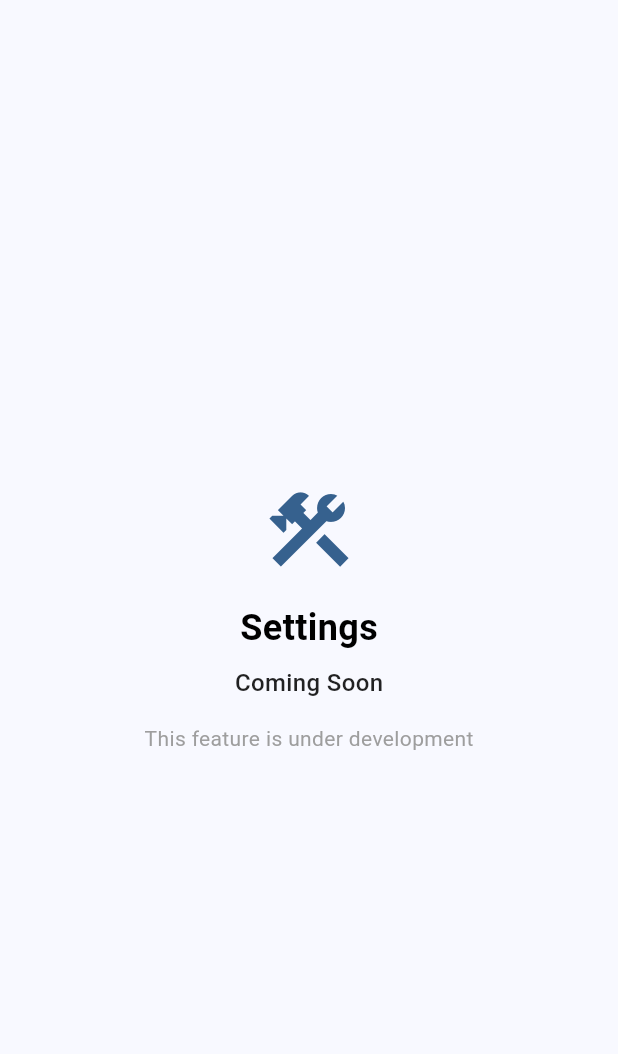
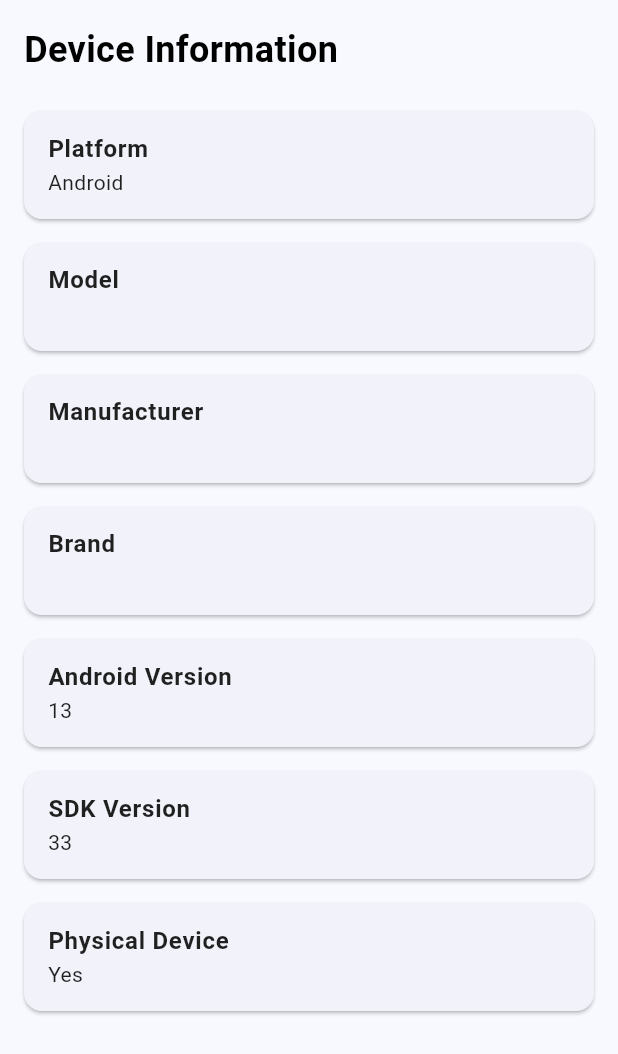
Before and after one commit to qsxcgy71/my_app, a Flutter app: the PlaceholderScreen widget shown alone on an empty page, opened directly, on a phone screen of 412 x 824 dp. Shown: the top 1054 px of the screen. Run offline on Flutter 3.47's test engine with Material 3 defaults, Android fonts, the phone set to English and light mode, and no system bars; our stand-ins replace cached_network_image, cloud_firestore, device_info_plus, firebase_auth, firebase_core, firebase_storage and 3 more; missing offline and left inert: firebase_app_check; accounts and stored records are empty; Roboto replaces fonts that are missing (GenSenRounded).

Commit message:
add device_info_plus: ^11.4.0

```diff
--- a/lib/screens/main_screen.dart
+++ b/lib/screens/main_screen.dart
@@ -19,13 +19,13 @@ class _MainScreenState extends State<MainScreen> {
   final List<Widget> _screens = [
     const ProfileScreen(),
     const ActivitiesScreen(),
-    const PlaceholderScreen(title: 'Settings'),
+    const PlaceholderScreen(title: 'Information'),
   ];
 
   final List<String> _titles = [
     'My Profile',
     'Activities',
-    'Settings',
+    'Information',
   ];
 
   @override
@@ -75,7 +75,7 @@ class _MainScreenState extends State<MainScreen> {
           NavigationDestination(
             icon: Icon(Icons.settings_outlined),
             selectedIcon: Icon(Icons.settings),
-            label: 'Settings',
+            label: 'Information',
           ),
         ],
       ),
--- a/lib/screens/placeholder_screen.dart
+++ b/lib/screens/placeholder_screen.dart
@@ -1,7 +1,8 @@
 import 'package:flutter/material.dart';
 import '../styles/app_text_styles.dart';
+import '../services/device_info_service.dart';
 
-class PlaceholderScreen extends StatelessWidget {
+class PlaceholderScreen extends StatefulWidget {
   final String title;
 
   const PlaceholderScreen({
@@ -10,32 +11,122 @@ class PlaceholderScreen extends StatelessWidget {
   });
 
   @override
+  State<PlaceholderScreen> createState() => _PlaceholderScreenState();
+}
+
+class _PlaceholderScreenState extends State<PlaceholderScreen> {
+  Map<String, dynamic>? _deviceInfo;
+  bool _isLoading = true;
+
+  @override
+  void initState() {
+    super.initState();
+    _loadDeviceInfo();
+  }
+
+  Future<void> _loadDeviceInfo() async {
+    try {
+      final info = await DeviceInfoService.getDeviceInfo();
+      if (mounted) {
+        setState(() {
+          _deviceInfo = info;
+          _isLoading = false;
+        });
+      }
+    } catch (e) {
+      print('Error loading device info: $e');
+      if (mounted) {
+        setState(() {
+          _deviceInfo = {'error': e.toString()};
+          _isLoading = false;
+        });
+      }
+    }
+  }
+
+  Widget _buildInfoCard(String title, String value) {
+    return Card(
+      margin: const EdgeInsets.symmetric(horizontal: 16, vertical: 8),
+      child: ListTile(
+        title: Text(
+          title,
+          style: AppTextStyles.bodyLarge.copyWith(
+            fontWeight: FontWeight.bold,
+          ),
+        ),
+        subtitle: Text(
+          value,
+          style: AppTextStyles.bodyMedium,
+        ),
+      ),
+    );
+  }
+
+  @override
   Widget build(BuildContext context) {
+    if (_isLoading) {
+      return const Center(
+        child: CircularProgressIndicator(),
+      );
+    }
+
+    if (_deviceInfo == null || _deviceInfo!.containsKey('error')) {
       return Center(
         child: Column(
           mainAxisAlignment: MainAxisAlignment.center,
           children: [
-          Icon(
-            Icons.construction,
+            const Icon(
+              Icons.error_outline,
               size: 64,
-            color: Theme.of(context).primaryColor,
+              color: Colors.red,
             ),
             const SizedBox(height: 16),
             Text(
-            title,
+              'Error loading device info',
               style: AppTextStyles.titleLarge,
             ),
+            if (_deviceInfo?.containsKey('error') == true) ...[
               const SizedBox(height: 8),
               Text(
-            'Coming Soon',
-            style: AppTextStyles.bodyLarge,
+                _deviceInfo!['error'].toString(),
+                style: AppTextStyles.bodyMedium.copyWith(
+                  color: Colors.red,
                 ),
-          const SizedBox(height: 16),
-          Text(
-            'This feature is under development',
-            style: AppTextStyles.bodyMedium.copyWith(
-              color: Colors.grey,
+                textAlign: TextAlign.center,
               ),
+            ],
+          ],
+        ),
+      );
+    }
+
+    return SingleChildScrollView(
+      child: Column(
+        crossAxisAlignment: CrossAxisAlignment.start,
+        children: [
+          Padding(
+            padding: const EdgeInsets.all(16),
+            child: Text(
+              'Device Information',
+              style: AppTextStyles.titleLarge.copyWith(fontSize: 24),
+            ),
+          ),
+          _buildInfoCard('Platform', _deviceInfo!['platform'] ?? 'Unknown'),
+          if (_deviceInfo!['platform'] == 'Android') ...[
+            _buildInfoCard('Model', _deviceInfo!['model'] ?? 'Unknown'),
+            _buildInfoCard('Manufacturer', _deviceInfo!['manufacturer'] ?? 'Unknown'),
+            _buildInfoCard('Brand', _deviceInfo!['brand'] ?? 'Unknown'),
+            _buildInfoCard('Android Version', _deviceInfo!['androidVersion'] ?? 'Unknown'),
+            _buildInfoCard('SDK Version', (_deviceInfo!['sdkInt'] ?? 'Unknown').toString()),
+          ] else if (_deviceInfo!['platform'] == 'iOS') ...[
+            _buildInfoCard('Name', _deviceInfo!['name'] ?? 'Unknown'),
+            _buildInfoCard('Model', _deviceInfo!['model'] ?? 'Unknown'),
+            _buildInfoCard('System Version', _deviceInfo!['systemVersion'] ?? 'Unknown'),
+            _buildInfoCard('System Name', _deviceInfo!['systemName'] ?? 'Unknown'),
+          ],
+          _buildInfoCard(
+            'Physical Device',
+            (_deviceInfo!['isPhysicalDevice'] ?? false) ? 'Yes' : 'No',
           ),
         ],
       ),
--- /dev/null
+++ b/lib/services/device_info_service.dart
@@ -0,0 +1,57 @@
+import 'dart:io';
+import 'package:device_info_plus/device_info_plus.dart';
+
+class DeviceInfoService {
+  static final DeviceInfoPlugin _deviceInfo = DeviceInfoPlugin();
+
+  static Future<Map<String, dynamic>> getDeviceInfo() async {
+    try {
+      if (Platform.isAndroid) {
+        return _getAndroidDeviceInfo();
+      } else if (Platform.isIOS) {
+        return _getIOSDeviceInfo();
+      } else {
+        return {'error': 'Unsupported platform'};
+      }
+    } catch (e) {
+      print('Error getting device info: $e');
+      return {'error': e.toString()};
+    }
+  }
+
+  static Future<Map<String, dynamic>> _getAndroidDeviceInfo() async {
+    final AndroidDeviceInfo androidInfo = await _deviceInfo.androidInfo;
+    return {
+      'platform': 'Android',
+      'device': androidInfo.device,
+      'model': androidInfo.model,
+      'manufacturer': androidInfo.manufacturer,
+      'brand': androidInfo.brand,
+      'androidVersion': androidInfo.version.release,
+      'sdkInt': androidInfo.version.sdkInt,
+      'id': androidInfo.id,
+      'isPhysicalDevice': androidInfo.isPhysicalDevice,
+    };
+  }
+
+  static Future<Map<String, dynamic>> _getIOSDeviceInfo() async {
+    final IosDeviceInfo iosInfo = await _deviceInfo.iosInfo;
+    return {
+      'platform': 'iOS',
+      'name': iosInfo.name,
+      'systemName': iosInfo.systemName,
+      'systemVersion': iosInfo.systemVersion,
+      'model': iosInfo.model,
+      'localizedModel': iosInfo.localizedModel,
+      'identifierForVendor': iosInfo.identifierForVendor,
+      'isPhysicalDevice': iosInfo.isPhysicalDevice,
+      'utsname': {
+        'sysname': iosInfo.utsname.sysname,
+        'nodename': iosInfo.utsname.nodename,
+        'release': iosInfo.utsname.release,
+        'version': iosInfo.utsname.version,
+        'machine': iosInfo.utsname.machine,
+      },
+    };
+  }
+}
--- a/pubspec.yaml
+++ b/pubspec.yaml
@@ -45,6 +45,7 @@ dependencies:
   table_calendar: ^3.2.0
   cached_network_image: ^3.4.0
   firebase_app_check: ^0.2.2+7
+  device_info_plus: ^10.1.2
 
 dev_dependencies:
   flutter_test:
```
Also changed, not shown: pubspec.lock, 1 other file. Lines whose indentation alone changed are shown as unchanged.
